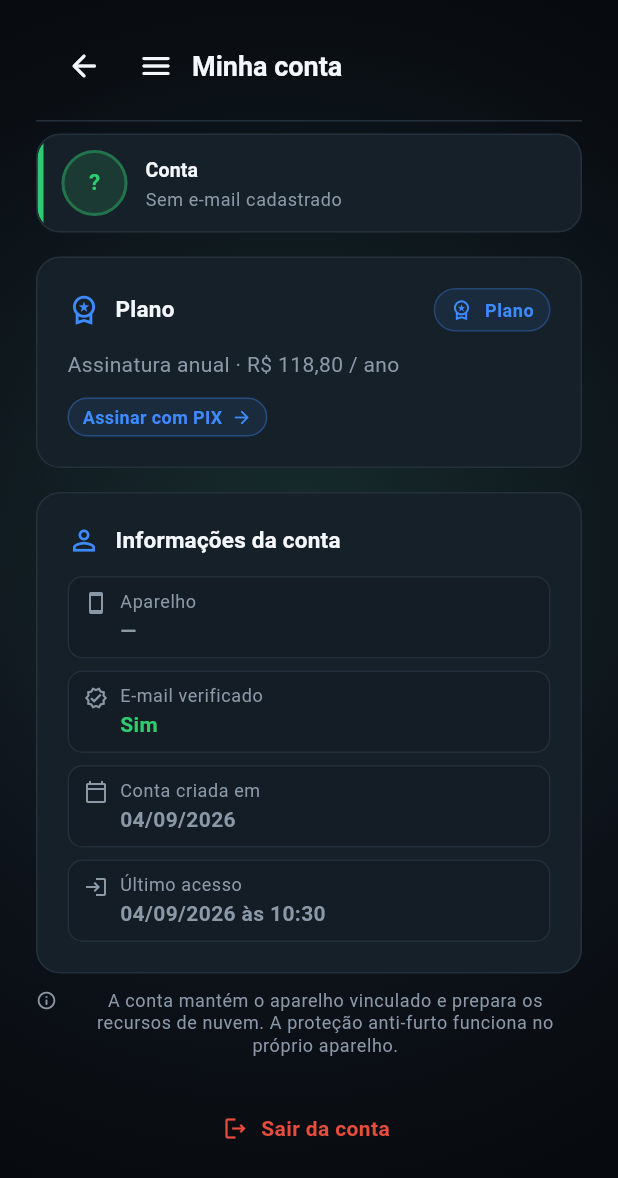
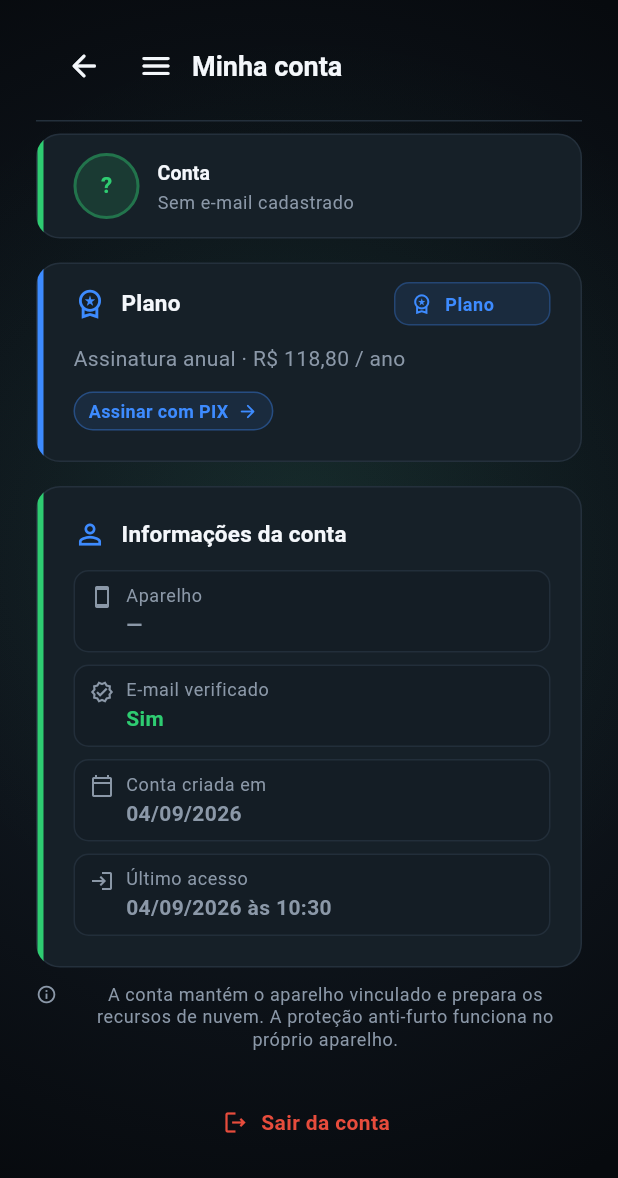
Before and after one commit to devhousecoastline/portal-guardiansense, a Flutter app: the AccountPage screen opened by its route, on a phone screen of 412 x 824 dp. Shown: the top 1178 px of the screen. Run offline on Flutter 3.47's test engine with Material 3 defaults, Android fonts, the phone set to English and light mode, and no system bars; our stand-ins replace cloud_firestore, cloud_functions, firebase_auth, firebase_core, flutter_map, go_router and 3 more; accounts and stored records are empty; Roboto replaces fonts that are missing (Segoe UI).

Commit message:
feat(ui): faixa de status nos cards e chips alinhados
SectionCard com accent lateral em Configurações e Minha conta,
chips de cabeçalho com canto suave e largura alinhada em
Dispositivos e Conta.

```diff
--- a/lib/core/widgets/device_verified_chip.dart
+++ b/lib/core/widgets/device_verified_chip.dart
@@ -8,10 +8,12 @@ class DeviceVerifiedChip extends StatelessWidget {
     super.key,
     this.compact = false,
     this.verified = true,
+    this.expand = false,
   });
 
   final bool compact;
   final bool verified;
+  final bool expand;
 
   @override
   Widget build(BuildContext context) {
@@ -24,6 +26,7 @@ class DeviceVerifiedChip extends StatelessWidget {
       label: label,
       color: accent,
       icon: verified ? Icons.verified_rounded : Icons.gpp_maybe_outlined,
+      expand: expand,
     );
   }
 }
--- a/lib/core/widgets/guardian_header_chip.dart
+++ b/lib/core/widgets/guardian_header_chip.dart
@@ -1,6 +1,6 @@
 import 'package:flutter/material.dart';
 
-/// Pill de cabeçalho — mesmo recuo e tipo em Centro, Conta e status de plano.
+/// Chip de cabeçalho — mesmo recuo e tipo em Centro, Conta e status de plano.
 class GuardianHeaderChip extends StatelessWidget {
   const GuardianHeaderChip({
     super.key,
@@ -8,6 +8,7 @@ class GuardianHeaderChip extends StatelessWidget {
     required this.color,
     this.icon,
     this.leading,
+    this.expand = false,
   });
 
   final String label;
@@ -15,22 +16,40 @@ class GuardianHeaderChip extends StatelessWidget {
   final IconData? icon;
   final Widget? leading;
 
+  /// Preenche a largura do pai (ex.: empilhar chips com a mesma largura).
+  final bool expand;
+
   @override
   Widget build(BuildContext context) {
     return Container(
+      width: expand ? double.infinity : null,
       padding: const EdgeInsets.symmetric(horizontal: 10, vertical: 6),
       decoration: BoxDecoration(
         color: color.withValues(alpha: 0.1),
-        borderRadius: BorderRadius.circular(99),
+        borderRadius: BorderRadius.circular(10),
         border: Border.all(color: color.withValues(alpha: 0.28)),
       ),
       child: Row(
-        mainAxisSize: MainAxisSize.min,
+        mainAxisSize: expand ? MainAxisSize.max : MainAxisSize.min,
+        mainAxisAlignment: MainAxisAlignment.start,
         children: [
           ?leading,
           if (leading == null && icon != null)
             Icon(icon, size: 15, color: color),
           if (leading != null || icon != null) const SizedBox(width: 8),
+          if (expand)
+            Flexible(
+              child: Text(
+                label,
+                maxLines: 1,
+                overflow: TextOverflow.ellipsis,
+                style: Theme.of(context).textTheme.bodySmall?.copyWith(
+                      color: color,
+                      fontWeight: FontWeight.w600,
+                    ),
+              ),
+            )
+          else
             Text(
               label,
               style: Theme.of(context).textTheme.bodySmall?.copyWith(
--- a/lib/core/widgets/section_card.dart
+++ b/lib/core/widgets/section_card.dart
@@ -7,26 +7,55 @@ class SectionCard extends StatelessWidget {
     required this.child,
     this.padding = const EdgeInsets.all(20),
     this.expandVertically = false,
+    this.accentColor,
   });
 
   final Widget child;
   final EdgeInsets padding;
   final bool expandVertically;
 
+  /// Faixa de 4px à esquerda — mesmo idioma dos tiles de Dispositivos.
+  final Color? accentColor;
+
+  static const _accentWidth = 4.0;
+
   @override
   Widget build(BuildContext context) {
+    final hasAccent = accentColor != null;
+    final contentPadding = hasAccent
+        ? padding.copyWith(left: padding.left + _accentWidth)
+        : padding;
+
     return Container(
       width: double.infinity,
       height: expandVertically ? double.infinity : null,
       alignment: Alignment.topLeft,
-      clipBehavior: Clip.none,
-      padding: padding,
+      clipBehavior: hasAccent ? Clip.antiAlias : Clip.none,
       decoration: BoxDecoration(
         color: AppColors.card,
         borderRadius: BorderRadius.circular(16),
         border: Border.all(color: AppColors.divider),
       ),
-      child: child,
+      child: hasAccent
+          ? Stack(
+              children: [
+                Padding(
+                  padding: contentPadding,
+                  child: child,
+                ),
+                Positioned(
+                  left: 0,
+                  top: 0,
+                  bottom: 0,
+                  width: _accentWidth,
+                  child: ColoredBox(color: accentColor!),
+                ),
+              ],
+            )
+          : Padding(
+              padding: contentPadding,
+              child: child,
+            ),
     );
   }
 }
--- a/lib/features/account/presentation/account_page.dart
+++ b/lib/features/account/presentation/account_page.dart
@@ -106,17 +106,8 @@ class _IdentityCard extends StatelessWidget {
     final narrow = MediaQuery.sizeOf(context).width < 560;
 
     return SectionCard(
-      padding: EdgeInsets.zero,
-      child: ClipRRect(
-        borderRadius: BorderRadius.circular(16),
-        child: IntrinsicHeight(
-          child: Row(
-            crossAxisAlignment: CrossAxisAlignment.stretch,
-            children: [
-              Container(width: 4, color: color),
-              Expanded(
-                child: Padding(
-                  padding: const EdgeInsets.fromLTRB(12, 10, 12, 10),
+      padding: const EdgeInsets.fromLTRB(20, 12, 20, 12),
+      accentColor: color,
       child: Row(
         children: [
           _Avatar(user: user, size: 44),
@@ -162,18 +153,19 @@ class _IdentityCard extends StatelessWidget {
           ),
           if (!narrow) ...[
             const SizedBox(width: 12),
-                        DeviceVerifiedChip(
+            SizedBox(
+              width: _accountStatusChipWidth(
+                context,
+                verified ? 'Verificado' : 'Não verificado',
+              ),
+              child: DeviceVerifiedChip(
                 compact: true,
                 verified: verified,
+                expand: true,
+              ),
             ),
           ],
         ],
-                  ),
-                ),
-              ),
-            ],
-          ),
-        ),
       ),
     );
   }
@@ -420,16 +412,22 @@ class _PlanCardState extends State<_PlanCard> {
         };
 
         return SectionCard(
+          padding: const EdgeInsets.fromLTRB(20, 12, 20, 20),
+          accentColor: color,
           child: Column(
             crossAxisAlignment: CrossAxisAlignment.stretch,
             children: [
               _CardTitle(
                 icon: Icons.workspace_premium_outlined,
                 label: 'Plano',
-                trailing: GuardianHeaderChip(
+                trailing: SizedBox(
+                  width: _accountStatusChipWidth(context, label),
+                  child: GuardianHeaderChip(
                     label: label,
                     color: color,
                     icon: pillIcon,
+                    expand: true,
+                  ),
                 ),
               ),
               const SizedBox(height: 12),
@@ -553,6 +551,7 @@ class _AccountInfoCard extends StatelessWidget {
     ];
 
     return SectionCard(
+      accentColor: verified ? AppColors.trustHigh : AppColors.riskElevated,
       child: Column(
         crossAxisAlignment: CrossAxisAlignment.stretch,
         children: [
@@ -639,7 +638,10 @@ class _CardTitle extends StatelessWidget {
                 ),
           ),
         ),
-        ?trailing,
+        if (trailing != null) ...[
+          const SizedBox(width: 12),
+          trailing!,
+        ],
       ],
     );
   }
@@ -786,6 +788,7 @@ class _SignedOutCard extends StatelessWidget {
     final theme = Theme.of(context);
 
     return SectionCard(
+      accentColor: AppColors.textMuted,
       child: Column(
         mainAxisSize: MainAxisSize.min,
         children: [
@@ -848,6 +851,27 @@ class _SignedOutCard extends StatelessWidget {
   }
 }
 
+/// Largura fixa alinhada ao chip `Verificado` (rótulos maiores crescem se precisar).
+double _accountStatusChipWidth(BuildContext context, String label) {
+  final style = Theme.of(context).textTheme.bodySmall?.copyWith(
+        fontWeight: FontWeight.w600,
+      );
+  final direction = Directionality.of(context);
+  double measure(String text) {
+    final painter = TextPainter(
+      text: TextSpan(text: text, style: style),
+      textDirection: direction,
+      maxLines: 1,
+    )..layout();
+    // ícone 15 + gap 8 + texto + padding 10×2 + borda 1×2
+    return 15 + 8 + painter.width + 20 + 2;
+  }
+
+  final verifiedWidth = measure('Verificado');
+  final labelWidth = measure(label);
+  return verifiedWidth > labelWidth ? verifiedWidth : labelWidth;
+}
+
 String _shortLabel(User user) {
   final name = user.displayName?.trim();
   if (name != null && name.isNotEmpty) return name;
--- a/lib/features/devices/presentation/devices_page.dart
+++ b/lib/features/devices/presentation/devices_page.dart
@@ -167,7 +167,7 @@ class _SectionLabel extends StatelessWidget {
   Widget build(BuildContext context) {
     return Row(
       children: [
-        Icon(icon, size: 16, color: AppColors.primary),
+        Icon(icon, size: 16, color: AppColors.textMuted),
         const SizedBox(width: 8),
         Expanded(
           child: Text(
```
Also changed, not shown: lib/features/devices/presentation/widgets/device_tile.dart (+32 -4 lines), lib/features/settings/presentation/settings_page.dart (+13 -0 lines), lib/features/settings/presentation/widgets/protected_layers_card.dart (+19 -0 lines). Lines whose indentation alone changed are shown as unchanged.
